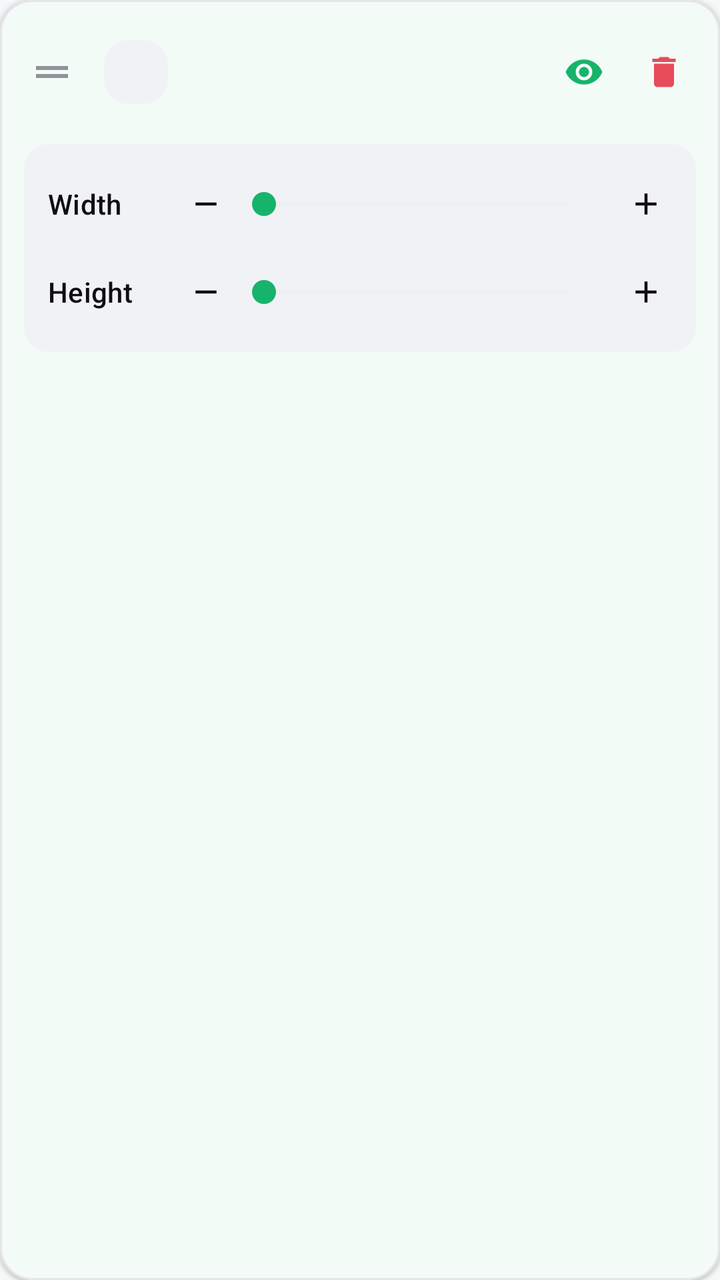
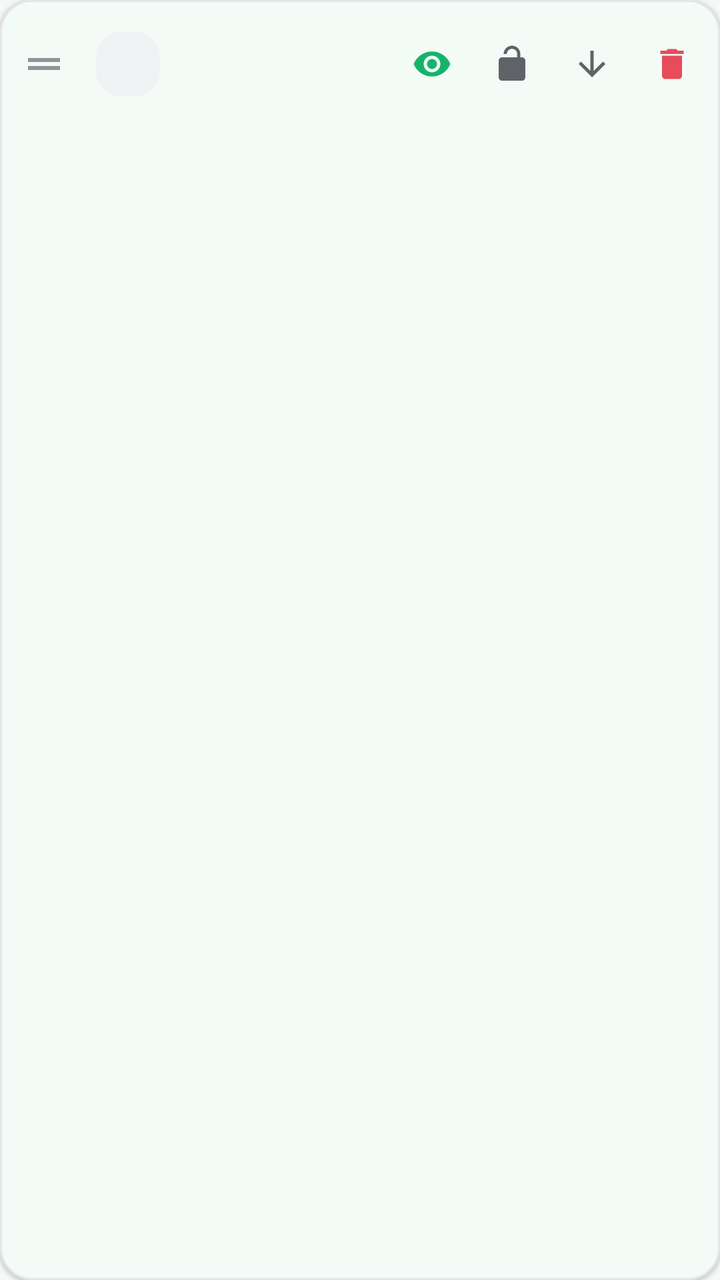

Before-and-after screenshots of an Android layout around one commit, followed by the original layout XML and the change that was made.
<!-- AndroidManifest.xml: application theme Theme.StreamForge -->
<!-- res/layout/item_overlay_row.xml -->
<?xml version="1.0" encoding="utf-8"?>
<com.google.android.material.card.MaterialCardView xmlns:android="http://schemas.android.com/apk/res/android"
    xmlns:app="http://schemas.android.com/apk/res-auto"
    style="@style/Widget.StreamForge.Card"
    android:layout_width="match_parent"
    android:layout_height="wrap_content"
    android:layout_marginBottom="@dimen/space_md"
    app:contentPadding="@dimen/space_md">

    <LinearLayout
        android:layout_width="match_parent"
        android:layout_height="wrap_content"
        android:orientation="vertical">

        
        <LinearLayout
            android:layout_width="match_parent"
            android:layout_height="wrap_content"
            android:gravity="center_vertical"
            android:orientation="horizontal">

            <ImageView
                android:id="@+id/ivDragHandle"
                android:layout_width="28dp"
                android:layout_height="40dp"
                android:layout_marginEnd="@dimen/space_xs"
                android:contentDescription="Drag to reorder"
                android:scaleType="center"
                android:src="@drawable/ic_drag" />

            <com.google.android.material.imageview.ShapeableImageView
                android:id="@+id/ivOverlayIcon"
                android:layout_width="48dp"
                android:layout_height="48dp"
                android:background="@drawable/bg_thumb_placeholder"
                android:contentDescription="@string/overlay_icon"
                android:padding="@dimen/space_sm"
                android:scaleType="centerCrop"
                app:shapeAppearance="@style/ShapeAppearance.SF.Small" />

            <LinearLayout
                android:layout_width="0dp"
                android:layout_height="wrap_content"
                android:layout_marginStart="@dimen/space_md"
                android:layout_weight="1"
                android:orientation="vertical">

                <TextView
                    android:id="@+id/tvOverlayName"
                    android:layout_width="wrap_content"
                    android:layout_height="wrap_content"
                    android:ellipsize="end"
                    android:maxLines="1"
                    android:textAppearance="@style/TextAppearance.SF.TitleMedium" />

                <TextView
                    android:id="@+id/tvOverlayDetails"
                    android:layout_width="wrap_content"
                    android:layout_height="wrap_content"
                    android:layout_marginTop="@dimen/space_xxs"
                    android:textAppearance="@style/TextAppearance.SF.Caption" />

            </LinearLayout>

            <com.google.android.material.button.MaterialButton
                android:id="@+id/btnToggleVisibility"
                style="@style/Widget.Material3.Button.IconButton"
                android:layout_width="40dp"
                android:layout_height="40dp"
                android:contentDescription="@string/toggle_visibility"
                android:insetTop="0dp"
                android:insetBottom="0dp"
                app:icon="@drawable/ic_visibility"
                app:iconSize="20dp"
                app:iconTint="@color/action_green" />

            <com.google.android.material.button.MaterialButton
                android:id="@+id/btnDelete"
                style="@style/Widget.Material3.Button.IconButton"
                android:layout_width="40dp"
                android:layout_height="40dp"
                android:contentDescription="@string/delete_overlay"
                android:insetTop="0dp"
                android:insetBottom="0dp"
                app:icon="@drawable/ic_delete"
                app:iconSize="20dp"
                app:iconTint="@color/status_error" />

        </LinearLayout>

        
        <LinearLayout
            android:id="@+id/sizeControls"
            android:layout_width="match_parent"
            android:layout_height="wrap_content"
            android:layout_marginTop="@dimen/space_md"
            android:background="@drawable/bg_thumb_placeholder"
            android:orientation="vertical"
            android:padding="@dimen/space_md">

            
            <LinearLayout
                android:layout_width="match_parent"
                android:layout_height="wrap_content"
                android:gravity="center_vertical"
                android:orientation="horizontal">

                <TextView
                    android:id="@+id/tvWidthLabel"
                    android:layout_width="56dp"
                    android:layout_height="wrap_content"
                    android:text="@string/overlay_width_label"
                    android:textAppearance="@style/TextAppearance.SF.Label" />

                <com.google.android.material.button.MaterialButton
                    android:id="@+id/btnWidthDown"
                    style="@style/Widget.Material3.Button.IconButton"
                    android:layout_width="36dp"
                    android:layout_height="36dp"
                    android:contentDescription="@string/overlay_width_decrease"
                    android:insetTop="0dp"
                    android:insetBottom="0dp"
                    app:icon="@drawable/ic_remove"
                    app:iconSize="18dp"
                    app:iconTint="@color/text_primary" />

                <SeekBar
                    android:id="@+id/seekWidth"
                    android:layout_width="0dp"
                    android:layout_height="wrap_content"
                    android:layout_weight="1"
                    android:max="100"
                    android:progressBackgroundTint="@color/divider"
                    android:progressTint="@color/action_green"
                    android:thumbTint="@color/action_green" />

                <com.google.android.material.button.MaterialButton
                    android:id="@+id/btnWidthUp"
                    style="@style/Widget.Material3.Button.IconButton"
                    android:layout_width="36dp"
                    android:layout_height="36dp"
                    android:contentDescription="@string/overlay_width_increase"
                    android:insetTop="0dp"
                    android:insetBottom="0dp"
                    app:icon="@drawable/ic_add"
                    app:iconSize="18dp"
                    app:iconTint="@color/text_primary" />

            </LinearLayout>

            
            <LinearLayout
                android:layout_width="match_parent"
                android:layout_height="wrap_content"
                android:layout_marginTop="@dimen/space_sm"
                android:gravity="center_vertical"
                android:orientation="horizontal">

                <TextView
                    android:layout_width="56dp"
                    android:layout_height="wrap_content"
                    android:text="@string/overlay_height_label"
                    android:textAppearance="@style/TextAppearance.SF.Label" />

                <com.google.android.material.button.MaterialButton
                    android:id="@+id/btnHeightDown"
                    style="@style/Widget.Material3.Button.IconButton"
                    android:layout_width="36dp"
                    android:layout_height="36dp"
                    android:contentDescription="@string/overlay_height_decrease"
                    android:insetTop="0dp"
                    android:insetBottom="0dp"
                    app:icon="@drawable/ic_remove"
                    app:iconSize="18dp"
                    app:iconTint="@color/text_primary" />

                <SeekBar
                    android:id="@+id/seekHeight"
                    android:layout_width="0dp"
                    android:layout_height="wrap_content"
                    android:layout_weight="1"
                    android:max="100"
                    android:progressBackgroundTint="@color/divider"
                    android:progressTint="@color/action_green"
                    android:thumbTint="@color/action_green" />

                <com.google.android.material.button.MaterialButton
                    android:id="@+id/btnHeightUp"
                    style="@style/Widget.Material3.Button.IconButton"
                    android:layout_width="36dp"
                    android:layout_height="36dp"
                    android:contentDescription="@string/overlay_height_increase"
                    android:insetTop="0dp"
                    android:insetBottom="0dp"
                    app:icon="@drawable/ic_add"
                    app:iconSize="18dp"
                    app:iconTint="@color/text_primary" />

            </LinearLayout>

        </LinearLayout>

    </LinearLayout>

</com.google.android.material.card.MaterialCardView>
<!-- resources referenced by this layout -->
<resources>
  <color name="action_green">#16B36A</color>
  <color name="divider">#E3E5E8</color>
  <color name="status_error">#E84B5A</color>
  <color name="text_primary">#0F0F0F</color>
  <dimen name="space_md">12dp</dimen>
  <dimen name="space_sm">8dp</dimen>
  <dimen name="space_xs">4dp</dimen>
  <dimen name="space_xxs">2dp</dimen>
  <string name="delete_overlay">Delete overlay</string>
  <string name="overlay_height_decrease">Decrease height</string>
  <string name="overlay_height_increase">Increase height</string>
  <string name="overlay_height_label">Height</string>
  <string name="overlay_icon">Overlay icon</string>
  <string name="overlay_width_decrease">Decrease width</string>
  <string name="overlay_width_increase">Increase width</string>
  <string name="overlay_width_label">Width</string>
  <string name="toggle_visibility">Toggle visibility</string>
  <style name="ShapeAppearance.SF.Small" parent="ShapeAppearance.Material3.Corner.Small">
          <item name="cornerSize">@dimen/radius_sm</item>
      </style>
  <style name="TextAppearance.SF.Caption" parent="TextAppearance.Material3.BodySmall">
          <item name="android:textColor">@color/text_tertiary</item>
          <item name="android:textSize">12sp</item>
      </style>
  <style name="TextAppearance.SF.TitleMedium" parent="TextAppearance.Material3.TitleMedium">
          <item name="android:fontFamily">sans-serif-medium</item>
          <item name="android:textColor">@color/text_primary</item>
          <item name="android:textSize">16sp</item>
      </style>
  <color name="surface_elevated">#F0F2F5</color>
  <dimen name="radius_sm">12dp</dimen>
  <color name="text_secondary">#5F6368</color>
  <color name="text_tertiary">#909499</color>
  <color name="surface_card">#FFFFFF</color>
  <dimen name="radius_md">16dp</dimen>
  <dimen name="elevation_card">1dp</dimen>
  <dimen name="space_lg">16dp</dimen>
  <color name="ripple_color">#1F000000</color>
  <color name="on_action">#FFFFFF</color>
  <color name="action_green_container">#D6F5E6</color>
  <color name="on_action_container">#06371F</color>
  <color name="brand_secondary">#065FD4</color>
  <color name="text_on_primary">#FFFFFF</color>
  <color name="brand_primary">#FF0000</color>
  <color name="surface_variant">#ECEEF1</color>
  <color name="surface_dark">#F6F7F9</color>
  <color name="outline">#D0D3D8</color>
  <style name="ShapeAppearance.SF.Medium" parent="ShapeAppearance.Material3.Corner.Medium">
          <item name="cornerSize">@dimen/radius_md</item>
      </style>
  <style name="ShapeAppearance.SF.Large" parent="ShapeAppearance.Material3.Corner.Large">
          <item name="cornerSize">@dimen/radius_lg</item>
      </style>
  <dimen name="button_height">52dp</dimen>
  <dimen name="radius_lg">20dp</dimen>
  <!-- unchanged entries left out for length: 11 -->
</resources>

<!-- the commit's change to res/layout/item_overlay_row.xml (unified diff, before → after) -->
@@ -4,8 +4,8 @@
     style="@style/Widget.StreamForge.Card"
     android:layout_width="match_parent"
     android:layout_height="wrap_content"
-    android:layout_marginBottom="@dimen/space_md"
-    app:contentPadding="@dimen/space_md">
+    android:layout_marginBottom="@dimen/space_sm"
+    app:contentPadding="@dimen/space_sm">
 
     <LinearLayout
         android:layout_width="match_parent"
@@ -75,6 +75,30 @@
                 app:iconTint="@color/action_green" />
 
             <com.google.android.material.button.MaterialButton
+                android:id="@+id/btnToggleLock"
+                style="@style/Widget.Material3.Button.IconButton"
+                android:layout_width="40dp"
+                android:layout_height="40dp"
+                android:contentDescription="@string/overlay_lock"
+                android:insetTop="0dp"
+                android:insetBottom="0dp"
+                app:icon="@drawable/ic_lock_open"
+                app:iconSize="20dp"
+                app:iconTint="@color/text_secondary" />
+
+            <com.google.android.material.button.MaterialButton
+                android:id="@+id/btnExpandSize"
+                style="@style/Widget.Material3.Button.IconButton"
+                android:layout_width="40dp"
+                android:layout_height="40dp"
+                android:contentDescription="@string/overlay_adjust_size"
+                android:insetTop="0dp"
+                android:insetBottom="0dp"
+                app:icon="@drawable/ic_arrow_down"
+                app:iconSize="20dp"
+                app:iconTint="@color/text_secondary" />
+
+            <com.google.android.material.button.MaterialButton
                 android:id="@+id/btnDelete"
                 style="@style/Widget.Material3.Button.IconButton"
                 android:layout_width="40dp"
@@ -96,7 +120,8 @@
             android:layout_marginTop="@dimen/space_md"
             android:background="@drawable/bg_thumb_placeholder"
             android:orientation="vertical"
-            android:padding="@dimen/space_md">
+            android:padding="@dimen/space_md"
+            android:visibility="gone">
 
             
             <LinearLayout
<!-- resource entries referenced after the edit -->
@@ -8,11 +8,26 @@
   <dimen name="space_sm">8dp</dimen>
   <dimen name="space_xs">4dp</dimen>
   <dimen name="space_xxs">2dp</dimen>
+  <!-- drawable ic_arrow_down (drawable) -->
+  <vector xmlns:android="http://schemas.android.com/apk/res/android"
+      android:width="24dp" android:height="24dp" android:viewportWidth="24" android:viewportHeight="24"
+      android:tint="@color/text_secondary">
+      <path android:fillColor="@android:color/white"
+          android:pathData="M20,12l-1.41,-1.41L13,16.17V4h-2v12.17l-5.58,-5.59L4,12l8,8z" />
+  </vector>
+  <!-- drawable ic_lock_open (drawable) -->
+  <vector xmlns:android="http://schemas.android.com/apk/res/android"
+      android:width="24dp" android:height="24dp" android:viewportWidth="24" android:viewportHeight="24">
+      <path android:fillColor="@android:color/white"
+          android:pathData="M12,17c1.1,0 2,-0.9 2,-2s-0.9,-2 -2,-2 -2,0.9 -2,2 0.9,2 2,2zM18,8h-1V6c0,-2.76 -2.24,-5 -5,-5S7,3.24 7,6h1.9c0,-1.71 1.39,-3.1 3.1,-3.1 1.71,0 3.1,1.39 3.1,3.1v2H6c-1.1,0 -2,0.9 -2,2v10c0,1.1 0.9,2 2,2h12c1.1,0 2,-0.9 2,-2V10c0,-1.1 -0.9,-2 -2,-2z" />
+  </vector>
   <string name="delete_overlay">Delete overlay</string>
+  <string name="overlay_adjust_size">Adjust size</string>
   <string name="overlay_height_decrease">Decrease height</string>
   <string name="overlay_height_increase">Increase height</string>
   <string name="overlay_height_label">Height</string>
   <string name="overlay_icon">Overlay icon</string>
+  <string name="overlay_lock">Lock overlay</string>
   <string name="overlay_width_decrease">Decrease width</string>
   <string name="overlay_width_increase">Increase width</string>
   <string name="overlay_width_label">Width</string>
